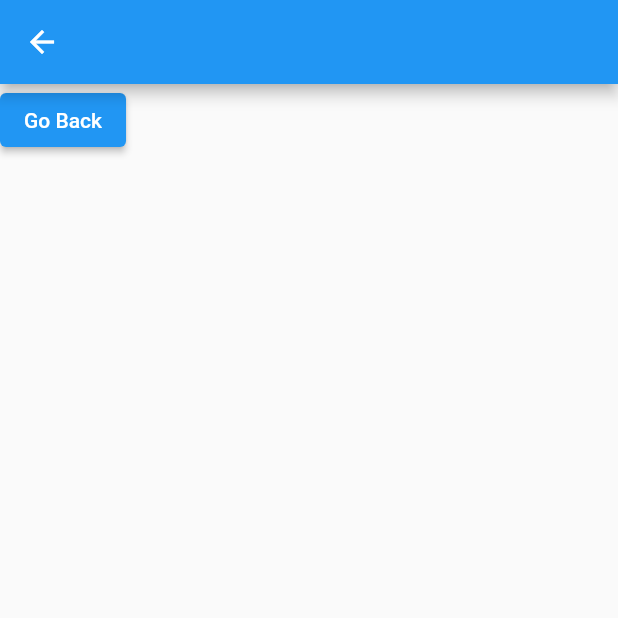
After one commit to Ngozi-Loveth/ilundry, a Flutter app: the screen it shows after launch, after a tap on "Place Order", on a phone screen of 412 x 824 dp, the top half of it. The commit adds this screen. Run offline on Flutter 3.47's test engine with Material 2 defaults, Android fonts, the phone set to English and light mode, and no system bars.

Commit message:
first message

```diff
--- /dev/null
+++ b/lib/homescreen.dart
@@ -0,0 +1,138 @@
+import 'package:flutter/material.dart';
+import 'package:ilundry/place_order.dart';
+
+class HomeScreen extends StatelessWidget {
+  const HomeScreen({super.key});
+
+  @override
+  Widget build(BuildContext context) {
+    return Scaffold(
+        appBar: AppBar(
+          centerTitle: true,
+          title: const Text("iLundary"),
+        ),
+        drawer: const Drawer(),
+        body: Column(
+          children: <Widget>[
+            const SizedBox(height: 20.5),
+            // first text widget
+            const Center(
+              child: Text(
+                "My Lundary Data",
+                style: TextStyle(fontSize: 25.0, fontWeight: FontWeight.w800, color: Colors.blue),
+              ),
+            ),
+
+            // container widget that has a center widget inside
+            const MyOrder(),
+
+            // row widget that has two containers
+            Row(
+              children: const [
+                SizedBox(width: 20.0),
+                StatData(
+                  textdata: "42 \nCompleted",
+                  customColor: Colors.purple,
+                ),
+                SizedBox(width: 22.0),
+                StatData(
+                  textdata: "20 \nPending",
+                  customColor: Colors.pink,
+                ),
+              ],
+            ),
+
+            // stack widget that has a column containing container with center widget
+            Stack(
+              children: [
+                Container(
+                  width: double.infinity,
+                  color: Colors.blue,
+                  padding: const EdgeInsets.all(25.0),
+                  margin: const EdgeInsets.only(left: 25.0, top: 30.0, right: 25.0),
+                  child: Column(
+                    children:  [
+                      // StatData(textdata: "Place Order", customColor: Colors.teal),
+                      GestureDetector(
+                        onTap: () {
+                          Navigator.push(context, MaterialPageRoute(builder: ((context) => const PlaceOrderState())));
+
+                        },
+                        child: const StackBtn(customColor: Colors.teal, text: "Place Order")),
+                      const SizedBox(height: 10.0),
+                      const StackBtn(customColor: Colors.red, text: "Exit"),
+                    ],
+                  ),
+                )
+              ],
+            )
+          ],
+        ),
+      );
+  }
+}
+class MyOrder extends StatelessWidget {
+  const MyOrder({Key? key}) : super(key: key);
+
+  @override
+  Widget build(BuildContext context) {
+    return Container(
+      margin: const EdgeInsets.only(top: 30.0, left: 25.0, right: 25.0),
+      height: 150.0,
+      width: double.infinity,
+      color: Colors.blue,
+      child: Center(
+        child: Text(
+          "My Orders".toUpperCase(),
+          style: const TextStyle(
+            color: Colors.white,
+            fontSize: 25.0,
+          ),
+        ),
+      ),
+    );
+  }
+}
+
+class StatData extends StatelessWidget {
+  const StatData({super.key, required this.textdata, required this.customColor});
+  final String textdata;
+  final Color customColor;
+  @override
+  Widget build(BuildContext context) {
+    return Container(
+      height: 100,
+      width: 175.0,
+      margin: const EdgeInsets.only(top: 30.0),
+      color: customColor,
+      child: Center(
+        child: Text(
+          textdata,
+          textAlign: TextAlign.center,
+          style: const TextStyle(color: Colors.white),
+        ),
+      ),
+    );
+  }
+}
+
+class StackBtn extends StatelessWidget {
+  const StackBtn({super.key, required this.customColor, required this.text});
+  final Color customColor;
+  final String text;
+  @override
+  Widget build(BuildContext context) {
+    return Container(
+      height: 60,
+      width: double.infinity,
+      color: customColor,
+      child: Center(
+        child: Text(
+          text,
+          textAlign: TextAlign.center,
+          style: const TextStyle(color: Colors.white),
+        ),
+      ),
+    );
+  }
+}
--- /dev/null
+++ b/lib/place_order.dart
@@ -0,0 +1,32 @@
+import 'package:flutter/material.dart';
+
+class PlaceOrderState extends StatefulWidget {
+   const PlaceOrderState({Key?key}): super(key:key);
+
+  @override
+  State<PlaceOrderState> createState() => _PlaceOrderStateState();
+}
+
+class _PlaceOrderStateState extends State<PlaceOrderState> {
+  get string => null;
+
+  @override
+  Widget build(BuildContext context) {
+    String title;
+    return SafeArea(
+      child: Scaffold(
+        appBar: AppBar(),
+        body: Column(children: [
+          ElevatedButton(
+        onPressed:(){
+          Navigator.pop(context);
+        },
+        child: const Text("Go Back"),
+        )
+        ],
+        ),
+
+      ),
+    );
+  }
+}
```
Also changed, not shown: lib/main.dart (+3 -126 lines).
